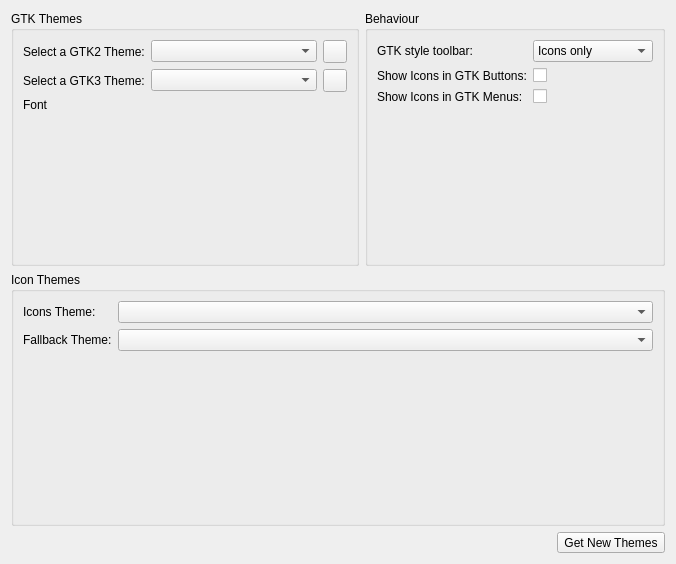
This is src/ui/gui.ui in KDE/kde-gtk-config as Qt 5 draws it before an edit. The edited form follows.
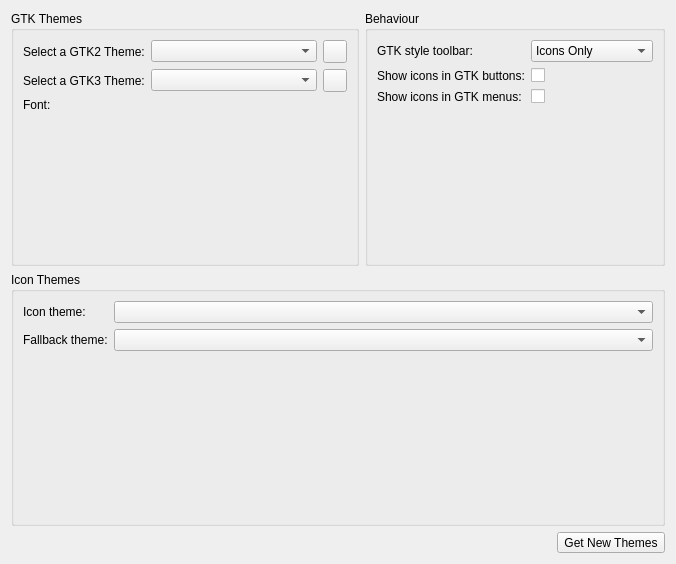
This is the edited form. Custom widgets are drawn as their Qt base class.

Commit message:
review strings in .ui files
apply proper capitalization, fix few typos, etc

```diff
--- a/src/ui/gui.ui
+++ b/src/ui/gui.ui
@@ -88,7 +88,7 @@
       <item row="2" column="0">
        <widget class="QLabel" name="label_3">
         <property name="text">
-         <string>Font</string>
+         <string>Font:</string>
         </property>
        </widget>
       </item>
@@ -118,22 +118,22 @@
        <widget class="QComboBox" name="cb_toolbar_icons">
         <item>
          <property name="text">
-          <string>Icons only</string>
+          <string>Icons Only</string>
          </property>
         </item>
         <item>
          <property name="text">
-          <string>Text only</string>
+          <string>Text Only</string>
          </property>
         </item>
         <item>
          <property name="text">
-          <string>Text under icons</string>
+          <string>Text Under Icons</string>
          </property>
         </item>
         <item>
          <property name="text">
-          <string>Text after icons</string>
+          <string>Text After Icons</string>
          </property>
         </item>
        </widget>
@@ -141,7 +141,7 @@
       <item row="1" column="0">
        <widget class="QLabel" name="label_22">
         <property name="text">
-         <string>Show Icons in GTK Buttons:</string>
+         <string>Show icons in GTK buttons:</string>
         </property>
        </widget>
       </item>
@@ -155,7 +155,7 @@
       <item row="2" column="0">
        <widget class="QLabel" name="label_23">
         <property name="text">
-         <string>Show Icons in GTK Menus:</string>
+         <string>Show icons in GTK menus:</string>
         </property>
        </widget>
       </item>
@@ -196,7 +196,7 @@
       <item row="0" column="0">
        <widget class="QLabel" name="label_10">
         <property name="text">
-         <string>Icons Theme:</string>
+         <string>Icon theme:</string>
         </property>
         <property name="alignment">
          <set>Qt::AlignLeading|Qt::AlignLeft|Qt::AlignVCenter</set>
@@ -216,7 +216,7 @@
       <item row="1" column="0">
        <widget class="QLabel" name="label_2">
         <property name="text">
-         <string>Fallback Theme:</string>
+         <string>Fallback theme:</string>
         </property>
         <property name="alignment">
          <set>Qt::AlignLeading|Qt::AlignLeft|Qt::AlignVCenter</set>
```
The commit also changes 2 other files.
